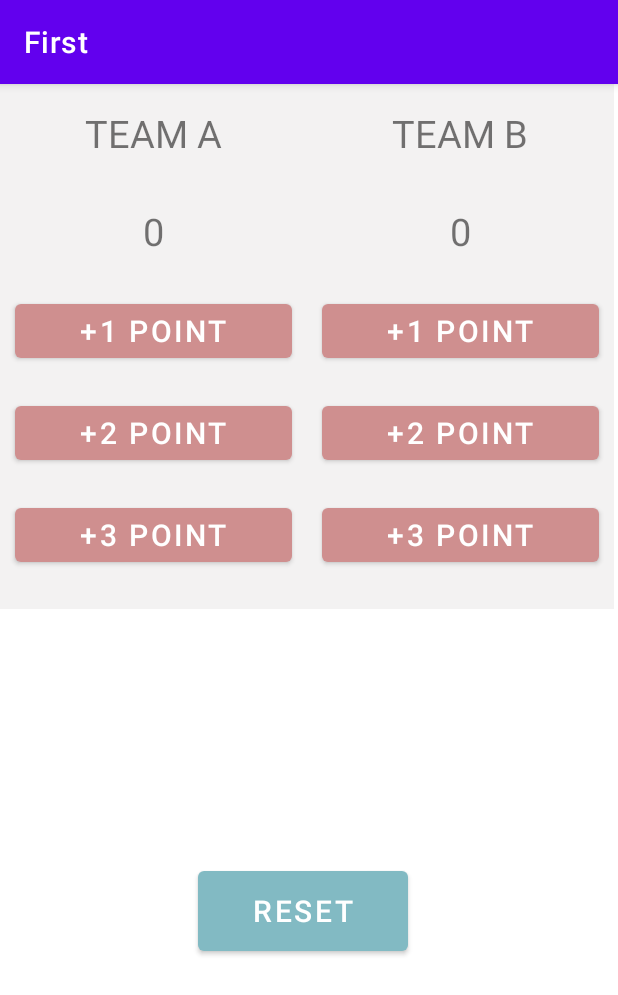
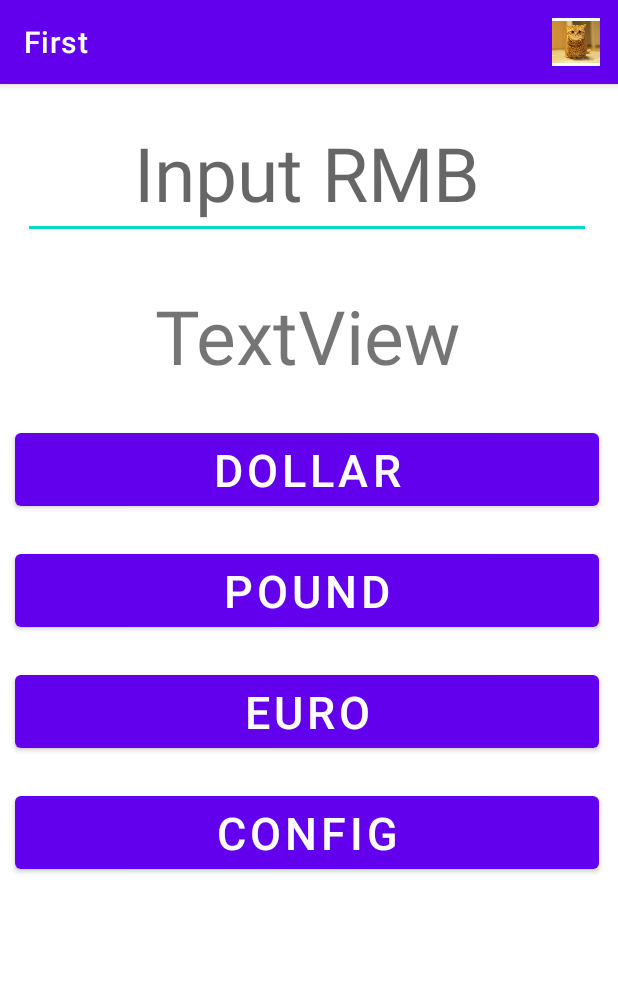
Before and after one commit to LQX0088/First, an Android app: the screen it shows after launch (MainActivity before the commit, MainActivity2 after it), on a phone screen of 412 x 824 dp. Shown: the top 995 px of the screen. Run offline under Robolectric (Android 15) with nearby library versions, the phone set to English and light mode, and no system bars.

Commit message:
exchange-汇率转换、页面跳转、菜单

```diff
--- a/app/src/main/AndroidManifest.xml
+++ b/app/src/main/AndroidManifest.xml
@@ -10,7 +10,13 @@
         android:supportsRtl="true"
         android:theme="@style/Theme.First">
         <activity
+            android:name=".MainActivity3"
+            android:exported="true" />
+        <activity
             android:name=".MainActivity"
+            android:exported="true" />
+        <activity
+            android:name=".MainActivity2"
             android:exported="true">
             <intent-filter>
                 <action android:name="android.intent.action.MAIN" />
--- a/app/src/main/java/com/swufe/stu/first/MainActivity.java
+++ b/app/src/main/java/com/swufe/stu/first/MainActivity.java
@@ -8,6 +8,7 @@ import android.view.View;
 import android.widget.Button;
 import android.widget.EditText;
 import android.widget.TextView;
+import android.widget.Toast;
 
 import java.text.DecimalFormat;
 import java.time.LocalDate;
@@ -21,6 +22,7 @@ public class MainActivity extends AppCompatActivity {
     TextView outputpoint;
     TextView outputpoint1;
     TextView outputpoint2;
+    TextView outputmoney;
     int point;
     int point1;
     int point2;
@@ -30,7 +32,7 @@ public class MainActivity extends AppCompatActivity {
     @Override
     protected void onCreate(Bundle savedInstanceState) {
         super.onCreate(savedInstanceState);
-        setContentView(R.layout.ball2);
+        setContentView(R.layout.first);
 
 //        output=findViewById(R.id.textView);//获得控件
 //        output.setText("BMI计算器");
@@ -76,6 +78,7 @@ public class MainActivity extends AppCompatActivity {
 //        output.setText("BMI指数为:"+String.valueOf(df.format(bmi))+'\n'+advice);
 //    }
 //}
+    //ball2
     public void myClick1(View btn) {
         outputpoint = findViewById(R.id.point1);
         point = Integer.parseInt(outputpoint.getText().toString());
@@ -111,4 +114,7 @@ public class MainActivity extends AppCompatActivity {
         outputpoint2.setText(String.valueOf(0));
 
     }
+
+
+
 }
--- /dev/null
+++ b/app/src/main/java/com/swufe/stu/first/MainActivity2.java
@@ -0,0 +1,95 @@
+package com.swufe.stu.first;
+
+import androidx.annotation.NonNull;
+import androidx.annotation.Nullable;
+import androidx.appcompat.app.AppCompatActivity;
+
+import android.content.Intent;
+import android.os.Bundle;
+import android.view.Menu;
+import android.view.MenuItem;
+import android.view.View;
+import android.widget.TextView;
+import android.widget.Toast;
+import android.widget.Button;
+
+public class MainActivity2 extends AppCompatActivity {
+
+    TextView output;
+    TextView outputmoney;
+    double money;
+    double money1;
+    String money_string;
+    double dollarRate=0.1548;
+    double poundRate=0.1130;
+    double euroRate=0.1323;
+
+
+    @Override
+    protected void onCreate(Bundle savedInstanceState) {
+        super.onCreate(savedInstanceState);
+        setContentView(R.layout.exchange);
+    }
+    //exchange
+        public void exClick(View btn) {
+            outputmoney = findViewById(R.id.inputrmb);
+            output=findViewById(R.id.exchange);
+            money_string = outputmoney.getText().toString();
+            if (money_string.length()==0) {
+                Toast.makeText(this, "请输入人民币金额", Toast.LENGTH_SHORT).show();
+            } else {
+                money = Double.parseDouble(money_string);
+                if (btn.getId() == R.id.button1) {
+                    //美元
+                    money1 = money * dollarRate;
+                } else if (btn.getId() == R.id.button2) {
+                    //英镑
+                    money1 = money * poundRate;
+                } else if (btn.getId() == R.id.button3){
+                    //欧元
+                    money1 = money * euroRate;
+                }else{
+                    money1=money;
+                }
+                output.setText(String.valueOf(money1));
+            }
+        }
+
+    //页面跳转
+        public void openOne(View btn){
+            openConfig();
+        }
+
+    private void openConfig() {
+        Intent config=new Intent(this,MainActivity3.class);
+        config.putExtra("dollar_rate_key",dollarRate);
+        config.putExtra("pound_rate_key",poundRate);
+        config.putExtra("euro_rate_key",euroRate);
+
+        startActivityForResult(config,1);
+    }
+
+    @Override
+    protected void onActivityResult(int requestCode, int resultCode, @Nullable Intent data) {
+        if(requestCode==1&&resultCode==1) {
+            dollarRate = data.getDoubleExtra("dollar_key", 0.0);
+            poundRate = data.getDoubleExtra("pound_key", 0.0);
+            euroRate = data.getDoubleExtra("euro_key", 0.0);
+            super.onActivityResult(requestCode, resultCode, data);
+        }
+    }
+
+    @Override
+    public boolean onCreateOptionsMenu(Menu menu) {
+        getMenuInflater().inflate(R.menu.mymenu,menu);
+        return true;
+    }
+
+    @Override
+    public boolean onOptionsItemSelected(@NonNull MenuItem item) {
+        if(item.getItemId()==R.id.menu_setting){
+            openConfig();
+        }
+        return super.onOptionsItemSelected(item);
+    }
+}
--- a/app/src/main/res/layout/ball2.xml
+++ b/app/src/main/res/layout/ball2.xml
@@ -70,8 +70,8 @@
                 android:layout_height="wrap_content"
                 android:layout_margin="10dp"
                 android:layout_marginBottom="10dp"
+                android:gravity="center"
                 android:onClick="myClick1"
-                android:gravity="center"
                 android:text="+3 point"
                 android:textSize="20dp"
                 app:backgroundTint="#CF8F8F" />
@@ -109,8 +109,8 @@
                 android:layout_height="wrap_content"
                 android:layout_margin="10dp"
                 android:layout_marginBottom="10dp"
+                android:gravity="center"
                 android:onClick="myClick2"
-                android:gravity="center"
                 android:text="+1 point"
                 android:textSize="20dp"
                 app:backgroundTint="#CF8F8F" />
@@ -133,8 +133,8 @@
                 android:layout_height="wrap_content"
                 android:layout_margin="10dp"
                 android:layout_marginBottom="10dp"
+                android:gravity="center"
                 android:onClick="myClick2"
-                android:gravity="center"
                 android:text="+3 point"
                 android:textSize="20dp"
                 app:backgroundTint="#CF8F8F" />
--- /dev/null
+++ b/app/src/main/res/layout/exchange.xml
@@ -0,0 +1,76 @@
+<?xml version="1.0" encoding="utf-8"?>
+<androidx.constraintlayout.widget.ConstraintLayout xmlns:android="http://schemas.android.com/apk/res/android"
+    xmlns:tools="http://schemas.android.com/tools"
+    android:layout_width="match_parent"
+    android:layout_height="match_parent">
+
+    <LinearLayout
+        android:layout_width="409dp"
+        android:layout_height="729dp"
+        android:orientation="vertical"
+        tools:layout_editor_absoluteX="1dp"
+        tools:layout_editor_absoluteY="1dp">
+
+        <EditText
+            android:id="@+id/inputrmb"
+            android:layout_width="match_parent"
+            android:layout_height="wrap_content"
+            android:gravity="center"
+            android:textSize="50dp"
+            android:onClick="exClick"
+            android:layout_margin="15dp"
+            android:ems="10"
+            android:inputType="numberDecimal"
+            android:hint="Input RMB" />
+
+        <TextView
+            android:id="@+id/exchange"
+            android:layout_width="match_parent"
+            android:layout_height="wrap_content"
+            android:gravity="center"
+            android:layout_margin="15dp"
+            android:onClick="exClick"
+            android:textSize="50dp"
+            android:text="TextView" />
+
+        <Button
+            android:id="@+id/button1"
+            android:layout_width="match_parent"
+            android:layout_height="wrap_content"
+            android:gravity="center"
+            android:layout_margin="10dp"
+            android:onClick="exClick"
+            android:textSize="30dp"
+            android:text="dollar" />
+
+        <Button
+            android:id="@+id/button2"
+            android:layout_width="match_parent"
+            android:layout_height="wrap_content"
+            android:gravity="center"
+            android:layout_margin="10dp"
+            android:onClick="exClick"
+            android:textSize="30dp"
+            android:text="pound" />
+
+        <Button
+            android:id="@+id/button3"
+            android:layout_width="match_parent"
+            android:layout_height="wrap_content"
+            android:gravity="center"
+            android:onClick="exClick"
+            android:layout_margin="10dp"
+            android:textSize="30dp"
+            android:text="euro" />
+
+        <Button
+            android:id="@+id/button9"
+            android:layout_width="match_parent"
+            android:layout_height="wrap_content"
+            android:text="config"
+            android:gravity="center"
+            android:onClick="openOne"
+            android:layout_margin="10dp"
+            android:textSize="30dp"/>
+    </LinearLayout>
+</androidx.constraintlayout.widget.ConstraintLayout>
--- /dev/null
+++ b/app/src/main/res/menu/mymenu.xml
@@ -0,0 +1,10 @@
+<?xml version="1.0" encoding="utf-8"?>
+<menu xmlns:app="http://schemas.android.com/apk/res-auto"
+    xmlns:android="http://schemas.android.com/apk/res/android">
+
+    <item
+        android:id="@+id/menu_setting"
+        android:icon="@drawable/cat"
+        android:title="setting"
+        app:showAsAction="always" />
+</menu>
```
Also changed, not shown: app/src/main/java/com/swufe/stu/first/MainActivity3.java (added, +52 -0 lines), app/src/main/res/layout/activity_main3.xml (added, +9 -0 lines), app/src/main/res/layout/exchange1.xml (added, +56 -0 lines).
